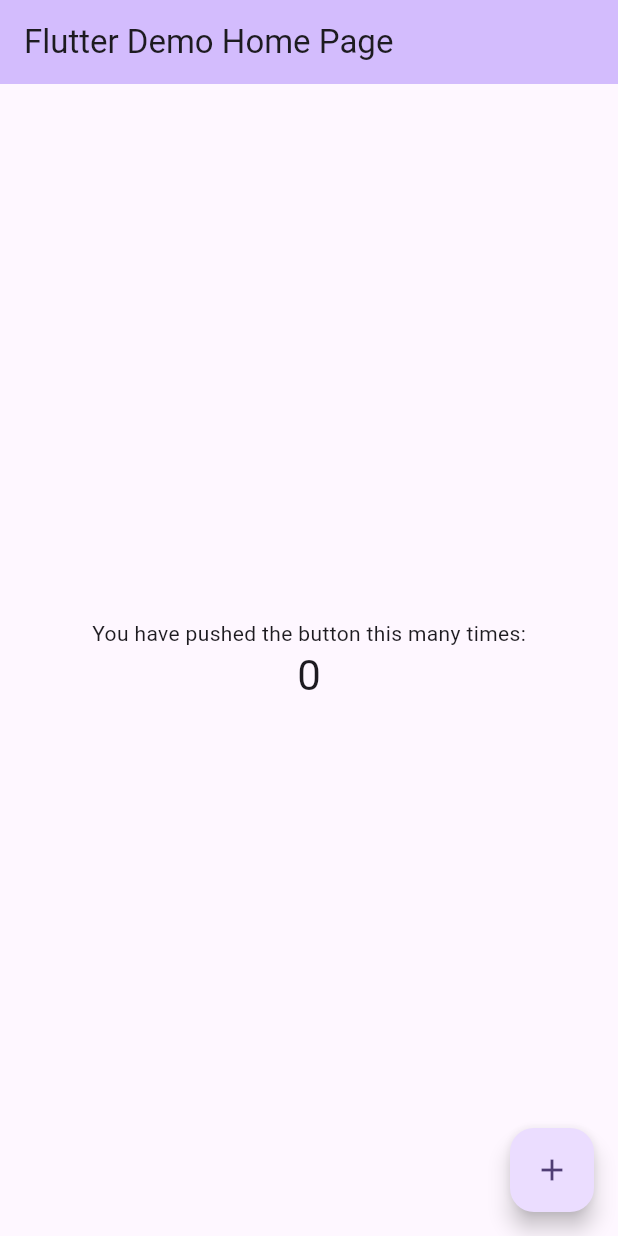
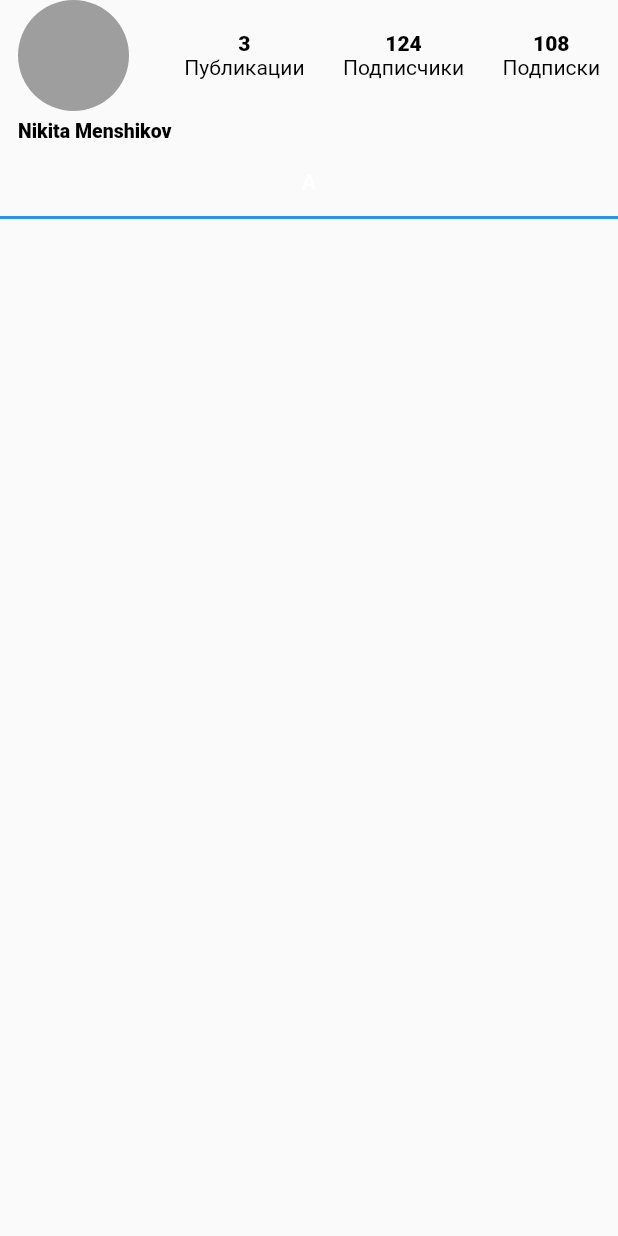
Before and after one commit to KidNeKit/Playground, a Flutter app: the screen it shows after launch, on a phone screen of 412 x 824 dp. Run offline on Flutter 3.47's test engine with Material 2 defaults, Android fonts, the phone set to English and light mode, and no system bars.

Commit message:
instagram feature implementation

```diff
--- /dev/null
+++ b/features/instagram/lib/instargam.dart
@@ -0,0 +1,3 @@
+library instagram;
+
+export 'src/ui/inst_profile_screen.dart';
--- /dev/null
+++ b/features/instagram/lib/src/ui/inst_profile_header/avatar_row.dart
@@ -0,0 +1,42 @@
+import 'package:flutter/material.dart';
+import 'package:instagram/src/ui/inst_profile_header/media_info_col.dart';
+
+class AvatarRow extends StatelessWidget {
+  const AvatarRow({Key? key}) : super(key: key);
+
+  @override
+  Widget build(BuildContext context) {
+    return Row(
+      mainAxisAlignment: MainAxisAlignment.spaceBetween,
+      children: [
+        Flexible(
+          flex: 2,
+          child: CircleAvatar(
+            radius: 37.0,
+            backgroundColor: Colors.grey,
+          ),
+        ),
+        Flexible(
+          flex: 5,
+          child: Row(
+            mainAxisAlignment: MainAxisAlignment.spaceBetween,
+            children: [
+              MediaInfoCol(
+                quantity: '3',
+                label: 'Публикации',
+              ),
+              MediaInfoCol(
+                quantity: '124',
+                label: 'Подписчики',
+              ),
+              MediaInfoCol(
+                quantity: '108',
+                label: 'Подписки',
+              ),
+            ],
+          ),
+        ),
+      ],
+    );
+  }
+}
--- /dev/null
+++ b/features/instagram/lib/src/ui/inst_profile_header/inst_profile_header.dart
@@ -0,0 +1,27 @@
+import 'package:flutter/material.dart';
+import 'package:instagram/src/ui/inst_profile_header/avatar_row.dart';
+import 'package:instagram/src/utils/inst_fonts.dart';
+
+class InstProfileHeader extends StatelessWidget {
+  const InstProfileHeader({Key? key}) : super(key: key);
+
+  @override
+  Widget build(BuildContext context) {
+    return Padding(
+      padding: const EdgeInsets.symmetric(horizontal: 12.0),
+      child: Column(
+        crossAxisAlignment: CrossAxisAlignment.start,
+        children: [
+          AvatarRow(),
+          const SizedBox(height: 6.0),
+          Text(
+            'Nikita Menshikov',
+            style: InstFonts.bold13.copyWith(color: Colors.black),
+          ),
+          const SizedBox(height: 3.0),
+
+        ],
+      ),
+    );
+  }
+}
--- /dev/null
+++ b/features/instagram/lib/src/ui/inst_profile_header/media_info_col.dart
@@ -0,0 +1,30 @@
+import 'package:flutter/material.dart';
+import 'package:instagram/src/utils/inst_fonts.dart';
+
+class MediaInfoCol extends StatelessWidget {
+  final String quantity;
+  final String label;
+
+  const MediaInfoCol({
+    required this.quantity,
+    required this.label,
+    Key? key,
+  }) : super(key: key);
+
+  @override
+  Widget build(BuildContext context) {
+    return Column(
+      mainAxisSize: MainAxisSize.min,
+      children: [
+        Text(
+          quantity,
+          style: InstFonts.bold14.copyWith(color: Colors.black),
+        ),
+        Text(
+          label,
+          style: InstFonts.regular14.copyWith(color: Colors.black),
+        ),
+      ],
+    );
+  }
+}
--- /dev/null
+++ b/features/instagram/lib/src/ui/inst_profile_screen.dart
@@ -0,0 +1,38 @@
+import 'package:flutter/material.dart';
+import 'package:instagram/src/ui/inst_profile_header/inst_profile_header.dart';
+
+class InstProfileScreen extends StatelessWidget {
+  const InstProfileScreen({Key? key}) : super(key: key);
+
+  @override
+  Widget build(BuildContext context) {
+    return Scaffold(
+      body: DefaultTabController(
+        length: 1,
+        child: NestedScrollView(
+          headerSliverBuilder: (context, _) => [
+            SliverToBoxAdapter(
+              child: InstProfileHeader(),
+            ),
+          ],
+          body: Column(
+            children: [
+              TabBar(
+                tabs: [
+                  Tab(text: 'A'),
+                ],
+              ),
+              Flexible(
+                child: TabBarView(
+                  children: [
+                    Container(),
+                  ],
+                ),
+              ),
+            ],
+          ),
+        ),
+      ),
+    );
+  }
+}
--- /dev/null
+++ b/features/instagram/lib/src/ui/inst_stories/profile_stories.dart
@@ -0,0 +1,10 @@
+import 'package:flutter/material.dart';
+
+class ProfileStories extends StatelessWidget {
+  const ProfileStories({Key? key}) : super(key: key);
+
+  @override
+  Widget build(BuildContext context) {
+    return const Placeholder();
+  }
+}
--- /dev/null
+++ b/features/instagram/lib/src/ui/inst_stories/story_item.dart
@@ -0,0 +1,26 @@
+import 'package:flutter/material.dart';
+
+class StoryItem extends StatelessWidget {
+  final double size;
+  final String? imagePath;
+  final String? label;
+
+  const StoryItem({
+    required this.size,
+    this.imagePath,
+    this.label,
+    Key? key,
+  }) : super(key: key);
+
+  @override
+  Widget build(BuildContext context) {
+    return Column(
+      mainAxisSize: MainAxisSize.min,
+      children: [
+        CircleAvatar(radius: 35.0),
+        const SizedBox(height: 4.0),
+        Text('$label'),
+      ],
+    );
+  }
+}
--- /dev/null
+++ b/features/instagram/lib/src/utils/inst_fonts.dart
@@ -0,0 +1,23 @@
+import 'package:flutter/material.dart';
+
+class InstFonts {
+  static const TextStyle bold14 = TextStyle(
+    fontSize: 14.0,
+    fontWeight: FontWeight.w900,
+  );
+
+  static const TextStyle bold13 = TextStyle(
+    fontSize: 13.0,
+    fontWeight: FontWeight.w900,
+  );
+
+  static const TextStyle regular14 = TextStyle(
+    fontSize: 14.0,
+    fontWeight: FontWeight.w400,
+  );
+
+  static const TextStyle regular13 = TextStyle(
+    fontSize: 13.0,
+    fontWeight: FontWeight.w400,
+  );
+}
--- a/lib/main.dart
+++ b/lib/main.dart
@@ -1,125 +1,17 @@
 import 'package:flutter/material.dart';
+import 'package:instagram/instargam.dart';
 
 void main() {
   runApp(const MyApp());
 }
 
 class MyApp extends StatelessWidget {
-  const MyApp({super.key});
+  const MyApp({Key? key}) : super(key: key);
 
-  // This widget is the root of your application.
   @override
   Widget build(BuildContext context) {
     return MaterialApp(
-      title: 'Flutter Demo',
-      theme: ThemeData(
-        // This is the theme of your application.
-        //
-        // TRY THIS: Try running your application with "flutter run". You'll see
-        // the application has a blue toolbar. Then, without quitting the app,
-        // try changing the seedColor in the colorScheme below to Colors.green
-        // and then invoke "hot reload" (save your changes or press the "hot
-        // reload" button in a Flutter-supported IDE, or press "r" if you used
-        // the command line to start the app).
-        //
-        // Notice that the counter didn't reset back to zero; the application
-        // state is not lost during the reload. To reset the state, use hot
-        // restart instead.
-        //
-        // This works for code too, not just values: Most code changes can be
-        // tested with just a hot reload.
-        colorScheme: ColorScheme.fromSeed(seedColor: Colors.deepPurple),
-        useMaterial3: true,
-      ),
-      home: const MyHomePage(title: 'Flutter Demo Home Page'),
+      home: InstProfileScreen(),
     );
   }
 }
-
-class MyHomePage extends StatefulWidget {
-  const MyHomePage({super.key, required this.title});
-
-  // This widget is the home page of your application. It is stateful, meaning
-  // that it has a State object (defined below) that contains fields that affect
-  // how it looks.
-
-  // This class is the configuration for the state. It holds the values (in this
-  // case the title) provided by the parent (in this case the App widget) and
-  // used by the build method of the State. Fields in a Widget subclass are
-  // always marked "final".
-
-  final String title;
-
-  @override
-  State<MyHomePage> createState() => _MyHomePageState();
-}
-
-class _MyHomePageState extends State<MyHomePage> {
-  int _counter = 0;
-
-  void _incrementCounter() {
-    setState(() {
-      // This call to setState tells the Flutter framework that something has
-      // changed in this State, which causes it to rerun the build method below
-      // so that the display can reflect the updated values. If we changed
-      // _counter without calling setState(), then the build method would not be
-      // called again, and so nothing would appear to happen.
-      _counter++;
-    });
-  }
-
-  @override
-  Widget build(BuildContext context) {
-    // This method is rerun every time setState is called, for instance as done
-    // by the _incrementCounter method above.
-    //
-    // The Flutter framework has been optimized to make rerunning build methods
-    // fast, so that you can just rebuild anything that needs updating rather
-    // than having to individually change instances of widgets.
-    return Scaffold(
-      appBar: AppBar(
-        // TRY THIS: Try changing the color here to a specific color (to
-        // Colors.amber, perhaps?) and trigger a hot reload to see the AppBar
-        // change color while the other colors stay the same.
-        backgroundColor: Theme.of(context).colorScheme.inversePrimary,
-        // Here we take the value from the MyHomePage object that was created by
-        // the App.build method, and use it to set our appbar title.
-        title: Text(widget.title),
-      ),
-      body: Center(
-        // Center is a layout widget. It takes a single child and positions it
-        // in the middle of the parent.
-        child: Column(
-          // Column is also a layout widget. It takes a list of children and
-          // arranges them vertically. By default, it sizes itself to fit its
-          // children horizontally, and tries to be as tall as its parent.
-          //
-          // Column has various properties to control how it sizes itself and
-          // how it positions its children. Here we use mainAxisAlignment to
-          // center the children vertically; the main axis here is the vertical
-          // axis because Columns are vertical (the cross axis would be
-          // horizontal).
-          //
-          // TRY THIS: Invoke "debug painting" (choose the "Toggle Debug Paint"
-          // action in the IDE, or press "p" in the console), to see the
-          // wireframe for each widget.
-          mainAxisAlignment: MainAxisAlignment.center,
-          children: <Widget>[
-            const Text(
-              'You have pushed the button this many times:',
-            ),
-            Text(
-              '$_counter',
-              style: Theme.of(context).textTheme.headlineMedium,
-            ),
-          ],
-        ),
-      ),
-      floatingActionButton: FloatingActionButton(
-        onPressed: _incrementCounter,
-        tooltip: 'Increment',
-        child: const Icon(Icons.add),
-      ), // This trailing comma makes auto-formatting nicer for build methods.
-    );
-  }
-}
```
Also changed, not shown: features/instagram/pubspec.yaml (added, +14 -0 lines), pubspec.yaml (+3 -68 lines).
